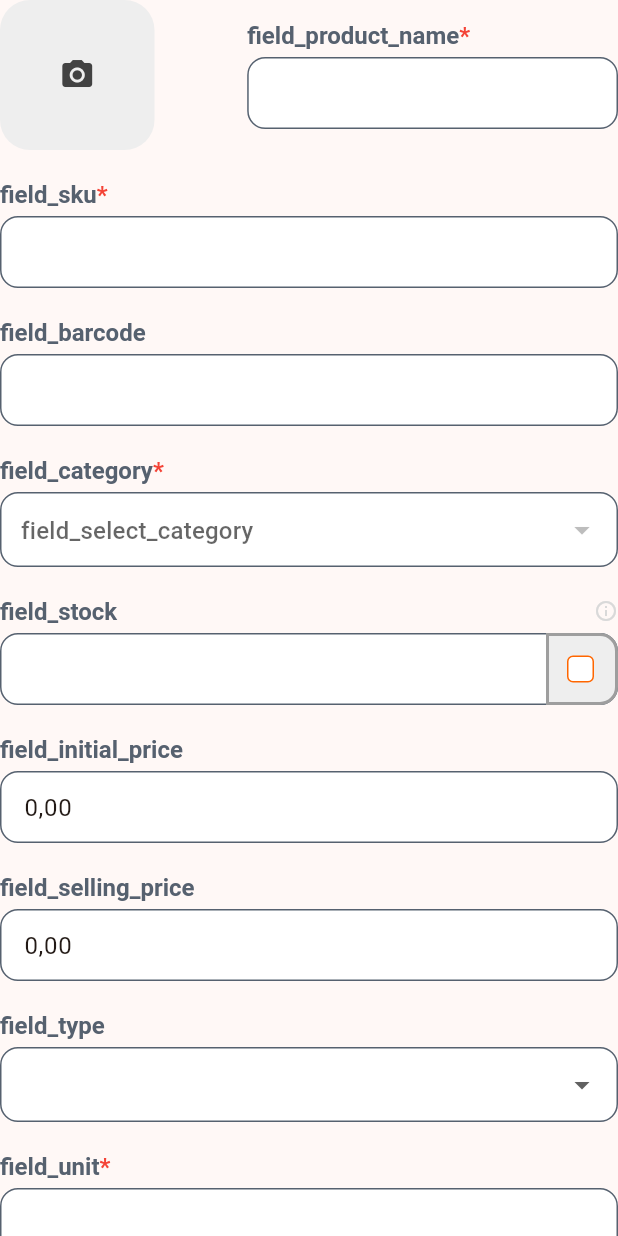
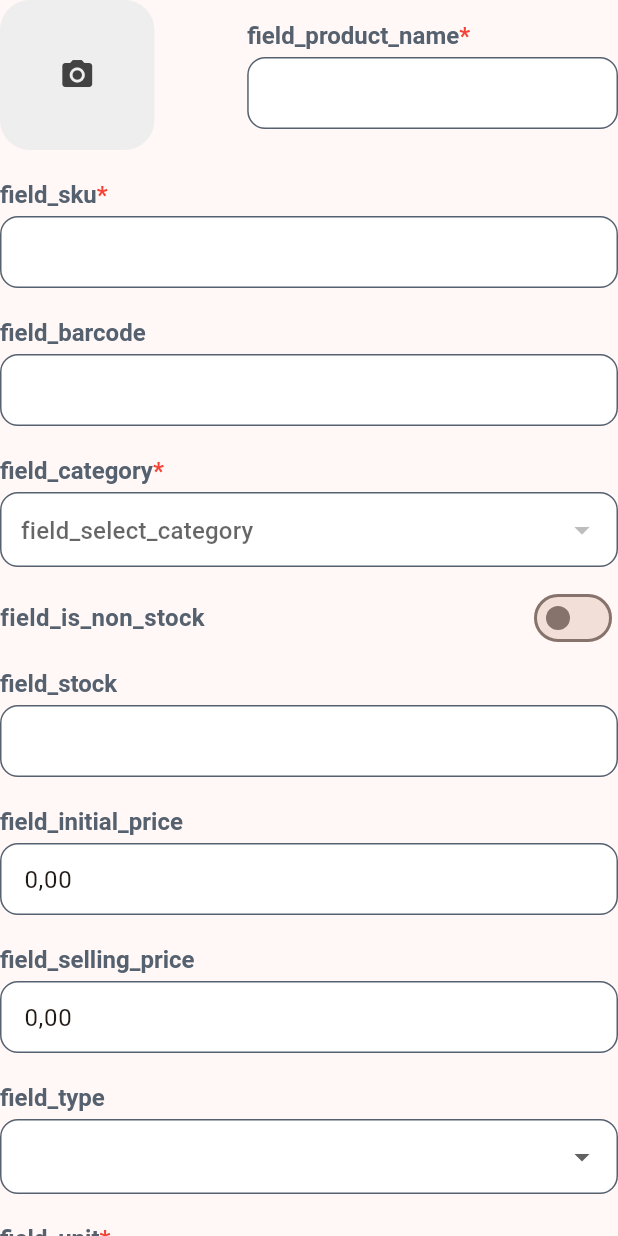
Before and after one commit to lakasir/lakasir_flutter, a Flutter app: the ProductForm widget shown alone on an empty page, opened directly with empty values, on a phone screen of 412 x 824 dp. Run offline on Flutter 3.47's test engine with Material 3 defaults, Android fonts, the phone set to English and light mode, and no system bars; our stand-ins replace flutter_dotenv, flutter_masked_text2, get, heroicons, image_cropper, image_picker and 2 more; accounts and stored records are empty; network calls fail; Roboto replaces fonts that are missing (SourceSans).

Commit message:
improve ui in product without stock

```diff
--- a/lib/screens/products/product_form.dart
+++ b/lib/screens/products/product_form.dart
@@ -2,6 +2,7 @@ import 'package:flutter/material.dart';
 import 'package:get/get.dart';
 import 'package:lakasir/controllers/category_controller.dart';
 import 'package:lakasir/controllers/products/product_add_controller.dart';
+import 'package:lakasir/utils/colors.dart';
 import 'package:lakasir/widgets/checkbox.dart';
 import 'package:lakasir/widgets/filled_button.dart';
 import 'package:lakasir/widgets/image_picker.dart';
@@ -64,9 +65,7 @@ class _ProductFormState extends State<ProductForm> {
               mandatory: true,
               controller: widget.controller.skuInputController,
               label: 'field_sku'.tr,
-              errorText:
-                  widget.controller.productErrorResponse.value.sku ??
-                      '',
+              errorText: widget.controller.productErrorResponse.value.sku ?? '',
             ),
           ),
         ),
@@ -77,8 +76,7 @@ class _ProductFormState extends State<ProductForm> {
               controller: widget.controller.barcodeInputController,
               label: 'field_barcode'.tr,
               errorText:
-                  widget.controller.productErrorResponse.value.barcode ??
-                      '',
+                  widget.controller.productErrorResponse.value.barcode ?? '',
             ),
           ),
         ),
@@ -104,39 +102,62 @@ class _ProductFormState extends State<ProductForm> {
           ),
         ),
         Container(
-          margin: const EdgeInsets.only(top: 20),
+          margin: const EdgeInsets.only(top: 10),
+          child: Row(
+            mainAxisAlignment: MainAxisAlignment.spaceBetween,
+            children: [
+              Text(
+                'field_is_non_stock'.tr,
+                style: const TextStyle(
+                  fontSize: 16,
+                  fontWeight: FontWeight.w600,
+                  color: secondary,
+                ),
+              ),
+              Obx(
+                () => Switch(
+                  value: widget.controller.enabledStock.value,
+                  onChanged: (value) {
+                    widget.controller.enabledStock.value = value;
+                  },
+                ),
+              ),
+            ],
+          ),
+        ),
+        Container(
+          margin: const EdgeInsets.only(top: 10),
           child: Obx(
             () => MyTextField(
               readOnly: widget.controller.enabledStock.value,
-              rightIcon: InkWell(
-                onTap: () {},
-                child: Container(
-                  padding: const EdgeInsets.all(5),
-                  decoration: BoxDecoration(
-                    border: Border.all(
-                      color: Colors.grey,
-                      width: 2,
-                    ),
-                    borderRadius: const BorderRadius.only(
-                      topRight: Radius.circular(12),
-                      bottomRight: Radius.circular(12),
-                    ),
-                    color: Colors.grey[200],
-                  ),
-                  child: Container(
-                    margin: const EdgeInsets.only(left: 7),
-                    child: MyCheckbox(
-                      isChecked: widget.controller.enabledStock.value,
-                      onChange: (value) {
-                        widget.controller.enabledStock.value = value;
-                      },
-                    ),
-                  ),
-                ),
-              ),
+              // rightIcon: InkWell(
+              //   onTap: () {},
+              //   child: Container(
+              //     padding: const EdgeInsets.all(5),
+              //     decoration: BoxDecoration(
+              //       border: Border.all(
+              //         color: Colors.grey,
+              //         width: 2,
+              //       ),
+              //       borderRadius: const BorderRadius.only(
+              //         topRight: Radius.circular(12),
+              //         bottomRight: Radius.circular(12),
+              //       ),
+              //       color: Colors.grey[200],
+              //     ),
+              //     child: Container(
+              //       margin: const EdgeInsets.only(left: 7),
+              //       child: MyCheckbox(
+              //         isChecked: widget.controller.enabledStock.value,
+              //         onChange: (value) {
+              //           widget.controller.enabledStock.value = value;
+              //         },
+              //       ),
+              //     ),
+              //   ),
+              // ),
               controller: widget.controller.stockInputController,
               label: 'field_stock'.tr,
-              info: 'field_stock_info'.tr,
               keyboardType: TextInputType.number,
               errorText:
                   widget.controller.productErrorResponse.value.stock ?? '',
```
